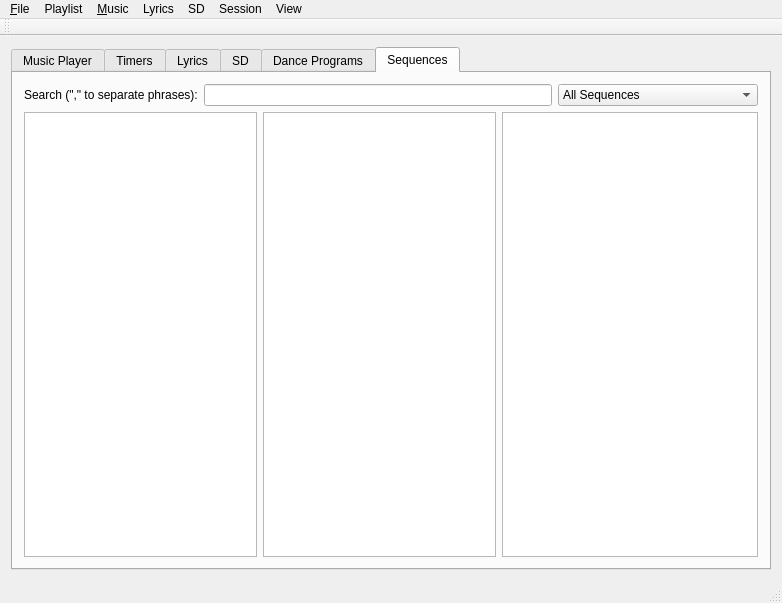
The window that SquareDesk-DEV/test123/mainwindow.ui (mpogue2/SquareDesk) describes before a commit, drawn with Qt 5.
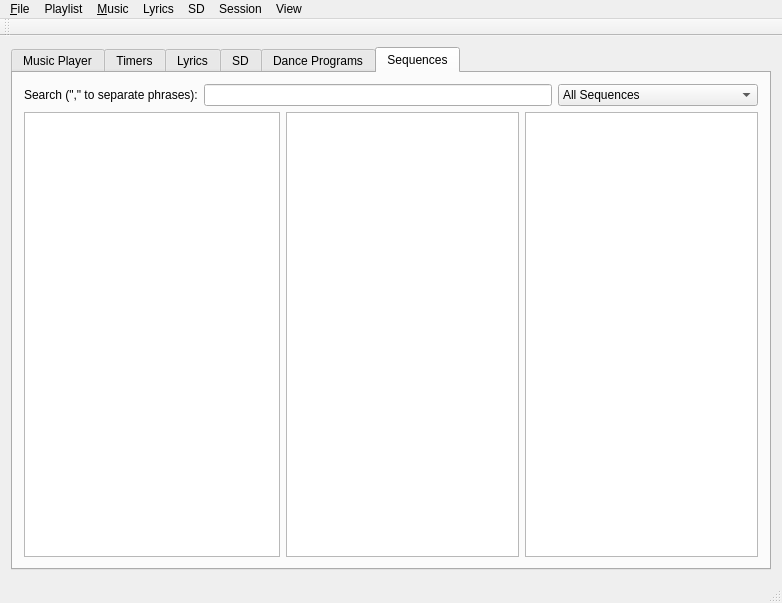
The same window after the commit. Custom widgets are drawn as their Qt base class.

Commit message: Reordering for left-to-right workflow on Sequences tab

What changed in the file:
```diff
--- a/SquareDesk-DEV/test123/mainwindow.ui
+++ b/SquareDesk-DEV/test123/mainwindow.ui
@@ -1312,12 +1312,6 @@
         </item>
         <item>
          <layout class="QHBoxLayout" name="horizontalLayout_7">
-          <item>
-           <widget class="QListWidget" name="listWidgetChoreography"/>
-          </item>
-          <item>
-           <widget class="QListWidget" name="listWidgetChoreographySequences"/>
-          </item>
           <item>
            <widget class="QListWidget" name="listWidgetChoreographyFiles">
             <property name="sizePolicy">
@@ -1328,6 +1322,12 @@
             </property>
            </widget>
           </item>
+          <item>
+           <widget class="QListWidget" name="listWidgetChoreographySequences"/>
+          </item>
+          <item>
+           <widget class="QListWidget" name="listWidgetChoreography"/>
+          </item>
          </layout>
         </item>
        </layout>
```
